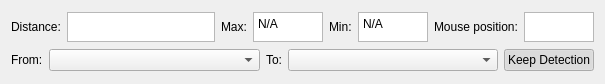
KmolYuan/Pyslvs-UI, file core/simulate/run_Measurement.ui: the form before one commit.
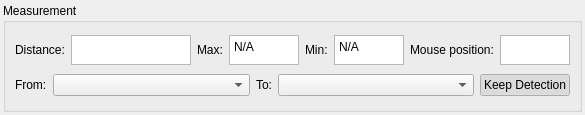
The form after the commit.

Patch:
```diff
--- a/core/simulate/run_Measurement.ui
+++ b/core/simulate/run_Measurement.ui
@@ -6,8 +6,8 @@
    <rect>
     <x>0</x>
     <y>0</y>
-    <width>605</width>
-    <height>84</height>
+    <width>585</width>
+    <height>115</height>
    </rect>
   </property>
   <property name="sizePolicy">
@@ -19,7 +19,7 @@
   <property name="maximumSize">
    <size>
     <width>16777215</width>
-    <height>88</height>
+    <height>115</height>
    </size>
   </property>
   <property name="mouseTracking">
@@ -28,6 +28,24 @@
   <property name="windowTitle">
    <string>Form</string>
   </property>
+  <layout class="QHBoxLayout" name="horizontalLayout">
+   <property name="leftMargin">
+    <number>3</number>
+   </property>
+   <property name="topMargin">
+    <number>3</number>
+   </property>
+   <property name="rightMargin">
+    <number>3</number>
+   </property>
+   <property name="bottomMargin">
+    <number>3</number>
+   </property>
+   <item>
+    <widget class="QGroupBox" name="groupBox">
+     <property name="title">
+      <string>Measurement</string>
+     </property>
   <layout class="QVBoxLayout" name="verticalLayout">
    <item>
     <layout class="QHBoxLayout" name="horizontalLayout_3">
@@ -241,6 +259,9 @@
       </widget>
      </item>
     </layout>
+      </item>
+     </layout>
+    </widget>
    </item>
   </layout>
  </widget>
```
Lines whose indentation alone changed are shown as unchanged.
